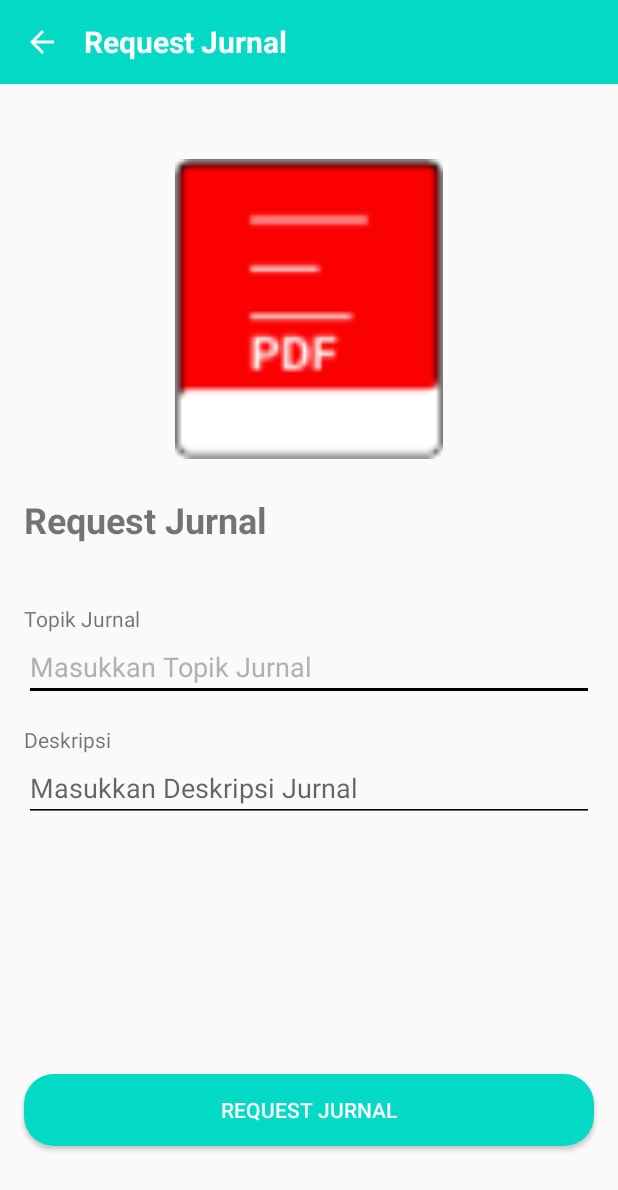
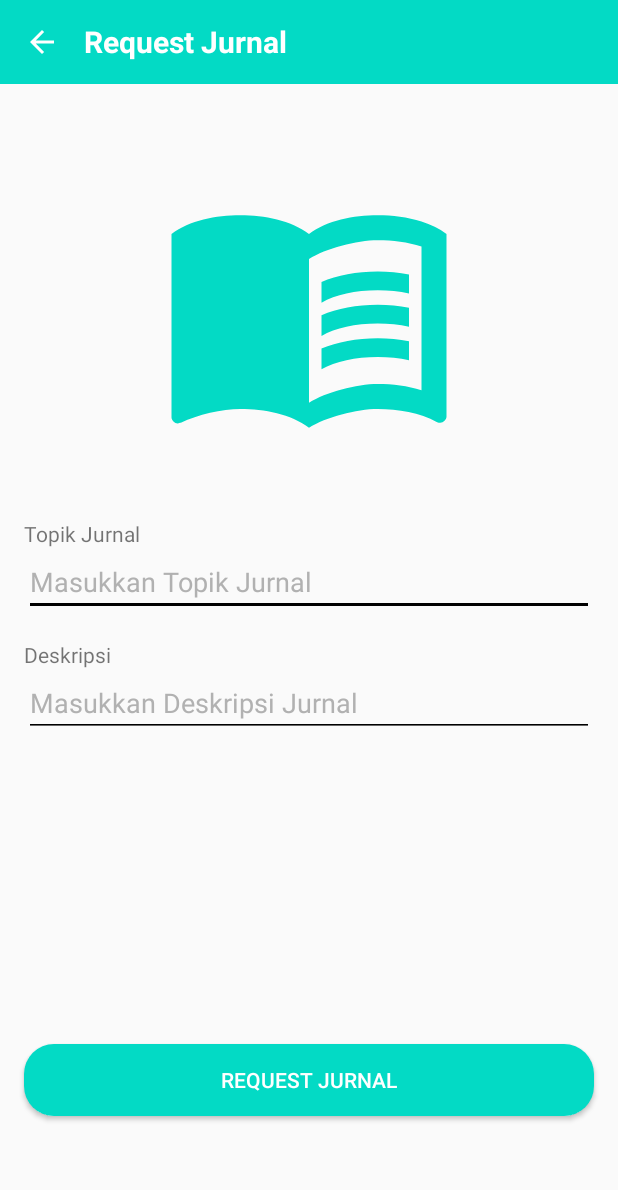
Before and after one commit to dominikusvieri/androidPharos, an Android app: the RequestJurnalActivity screen opened directly, with no data from a screen before it, on a phone screen of 412 x 824 dp. Shown: the top 1190 px of the screen. Run offline under Robolectric (Android 15) with nearby library versions, the phone set to English and light mode, and no system bars.

Commit message:
Dh kelar

```diff
--- /dev/null
+++ b/app/src/main/res/drawable/ic_baseline_menu_book_24.xml
@@ -0,0 +1,8 @@
+<vector android:height="24dp" android:tint="@color/teal_200"
+    android:viewportHeight="24" android:viewportWidth="24"
+    android:width="24dp" xmlns:android="http://schemas.android.com/apk/res/android">
+    <path android:fillColor="@android:color/white" android:pathData="M21,5c-1.11,-0.35 -2.33,-0.5 -3.5,-0.5c-1.95,0 -4.05,0.4 -5.5,1.5c-1.45,-1.1 -3.55,-1.5 -5.5,-1.5S2.45,4.9 1,6v14.65c0,0.25 0.25,0.5 0.5,0.5c0.1,0 0.15,-0.05 0.25,-0.05C3.1,20.45 5.05,20 6.5,20c1.95,0 4.05,0.4 5.5,1.5c1.35,-0.85 3.8,-1.5 5.5,-1.5c1.65,0 3.35,0.3 4.75,1.05c0.1,0.05 0.15,0.05 0.25,0.05c0.25,0 0.5,-0.25 0.5,-0.5V6C22.4,5.55 21.75,5.25 21,5zM21,18.5c-1.1,-0.35 -2.3,-0.5 -3.5,-0.5c-1.7,0 -4.15,0.65 -5.5,1.5V8c1.35,-0.85 3.8,-1.5 5.5,-1.5c1.2,0 2.4,0.15 3.5,0.5V18.5z"/>
+    <path android:fillColor="@android:color/white" android:pathData="M17.5,10.5c0.88,0 1.73,0.09 2.5,0.26V9.24C19.21,9.09 18.36,9 17.5,9c-1.7,0 -3.24,0.29 -4.5,0.83v1.66C14.13,10.85 15.7,10.5 17.5,10.5z"/>
+    <path android:fillColor="@android:color/white" android:pathData="M13,12.49v1.66c1.13,-0.64 2.7,-0.99 4.5,-0.99c0.88,0 1.73,0.09 2.5,0.26V11.9c-0.79,-0.15 -1.64,-0.24 -2.5,-0.24C15.8,11.66 14.26,11.96 13,12.49z"/>
+    <path android:fillColor="@android:color/white" android:pathData="M17.5,14.33c-1.7,0 -3.24,0.29 -4.5,0.83v1.66c1.13,-0.64 2.7,-0.99 4.5,-0.99c0.88,0 1.73,0.09 2.5,0.26v-1.52C19.21,14.41 18.36,14.33 17.5,14.33z"/>
+</vector>
--- a/app/src/main/res/layout/activity_request_jurnal.xml
+++ b/app/src/main/res/layout/activity_request_jurnal.xml
@@ -35,7 +35,7 @@
         android:layout_height="wrap_content"
         android:layout_marginStart="16dp"
         android:layout_marginEnd="16dp"
-        android:layout_marginBottom="60dp"
+        android:layout_marginBottom="80dp"
         android:background="@drawable/shape_button_request"
         android:text="@string/request_jurnal"
         android:textColor="@color/white"
@@ -51,21 +51,7 @@
         app:layout_constraintEnd_toEndOf="parent"
         app:layout_constraintStart_toStartOf="parent"
         app:layout_constraintTop_toBottomOf="@+id/toolbarRequest"
-        android:src="@drawable/jurnal_icon"/>
-
-    <TextView
-        android:id="@+id/tvRequest"
-        android:layout_width="0dp"
-        android:layout_height="wrap_content"
-        android:layout_marginStart="16dp"
-        android:layout_marginTop="24dp"
-        android:layout_marginEnd="16dp"
-        android:text="Request Jurnal"
-        android:textSize="24sp"
-        android:textStyle="bold"
-        app:layout_constraintEnd_toEndOf="parent"
-        app:layout_constraintStart_toStartOf="parent"
-        app:layout_constraintTop_toBottomOf="@id/imgJurnal"/>
+        android:src="@drawable/ic_baseline_menu_book_24"/>
 
     <TextView
         android:id="@+id/tvJudulRequest"
@@ -77,7 +63,7 @@
         android:text="Topik Jurnal"
         app:layout_constraintEnd_toEndOf="parent"
         app:layout_constraintStart_toStartOf="parent"
-        app:layout_constraintTop_toBottomOf="@id/tvRequest"/>
+        app:layout_constraintTop_toBottomOf="@id/imgJurnal"/>
 
     <EditText
         android:id="@+id/etJudulJurnal"
@@ -115,7 +101,7 @@
         android:backgroundTint="@color/black"
         android:ems="20"
         android:inputType="text"
-        android:textColor="@color/gray"
+        android:textColorHint="@color/gray"
         app:layout_constraintEnd_toEndOf="parent"
         app:layout_constraintStart_toStartOf="parent"
         app:layout_constraintTop_toBottomOf="@id/tvDeskripsiJurnal"/>
--- a/app/src/main/res/layout/card_list_jurnal_byid.xml
+++ b/app/src/main/res/layout/card_list_jurnal_byid.xml
@@ -38,6 +38,7 @@
             android:layout_toEndOf="@id/img_jurnal_photo"
             android:textSize="16sp"
             android:textStyle="bold"
+            android:maxLines="2"
             card_view:layout_constraintEnd_toEndOf="parent"
             card_view:layout_constraintStart_toEndOf="@+id/img_jurnal_photo"
             card_view:layout_constraintTop_toTopOf="@+id/img_jurnal_photo"
```
Also changed, not shown: app/src/main/res/navigation/navigation.xml (deleted, +0 -27 lines).
